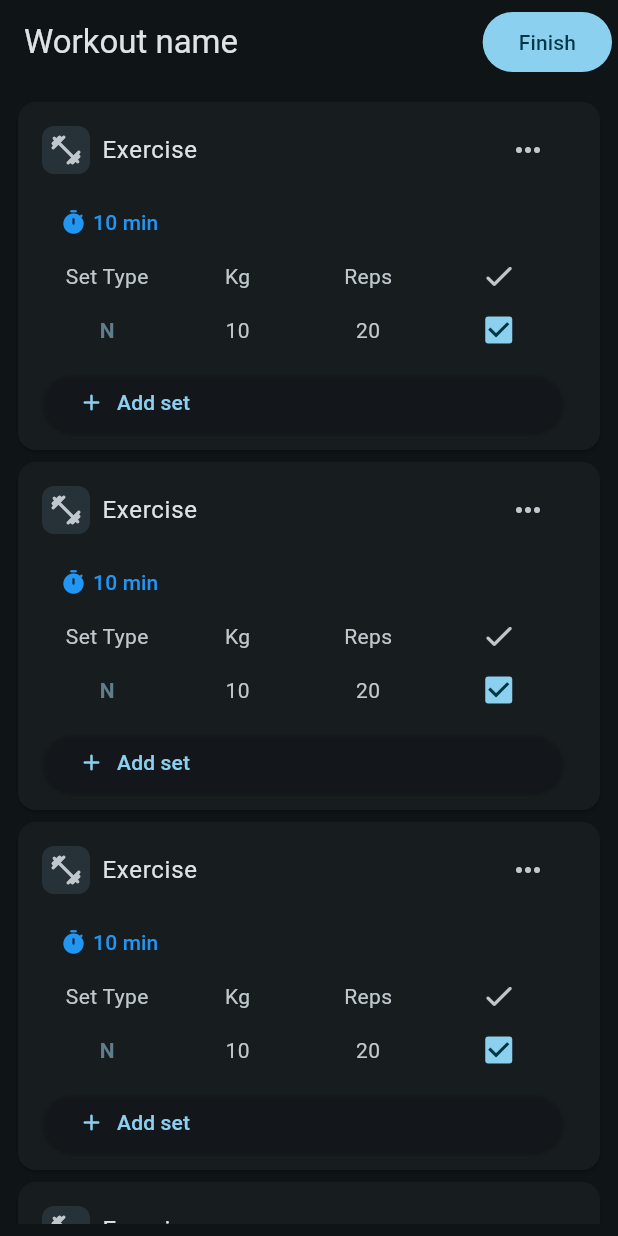
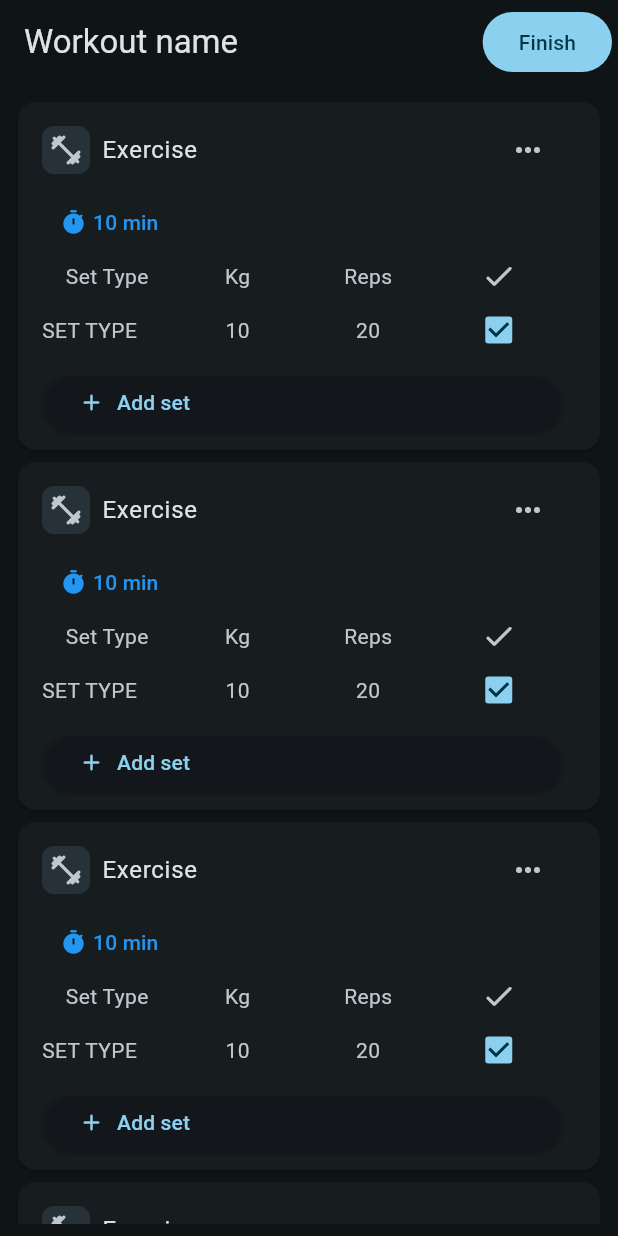
Before and after one commit to Caresle/frog-workout, a Flutter app: the WorkoutDisplayScreen screen opened directly with empty values, on a phone screen of 412 x 824 dp. Run offline on Flutter 3.47's test engine with Material 3 defaults, Android fonts, the light colour scheme and no system bars; our stand-ins replace go_router.

Commit message:
feat: add update of set type

```diff
--- a/lib/domain/entities/workout_detail_entity.dart
+++ b/lib/domain/entities/workout_detail_entity.dart
@@ -41,6 +41,7 @@ class WorkoutDetail {
     double? reps,
     String? notes,
     Exercise? exercise,
+    SetType? setType,
   }) {
     return WorkoutDetail(
       id: id ?? this.id,
@@ -51,6 +52,7 @@ class WorkoutDetail {
       weight: weight ?? this.weight,
       reps: reps ?? this.reps,
       notes: notes ?? this.notes,
+      setType: setType ?? this.setType,
     );
   }
 }
--- a/lib/widgets/workout_display/exercise_display_item.dart
+++ b/lib/widgets/workout_display/exercise_display_item.dart
@@ -26,7 +26,8 @@ class ExerciseDisplayItem extends StatelessWidget {
                 ),
                 TableRow(
                   children: [
-                    SetTypeDisplay(),
+                    Text('SET TYPE'),
+                    // SetTypeDisplay(),
                     Text('10', textAlign: TextAlign.center),
                     Text('20', textAlign: TextAlign.center),
                     Checkbox(value: true, onChanged: (_) {}),
--- a/lib/widgets/workout_item/exercise_detail.dart
+++ b/lib/widgets/workout_item/exercise_detail.dart
@@ -46,7 +46,7 @@ class ExerciseDetail extends StatelessWidget {
                 ...details.map(
                   (detail) => TableRow(
                     children: [
-                      SetTypeDisplay(setType: detail.setType),
+                      SetTypeDisplay(setType: detail.setType, detail: detail),
                       Text('${detail.weight}'),
                       Text('${detail.reps}'),
                     ],
```
Also changed, not shown: lib/widgets/shared/set_type_display.dart (+20 -4 lines).
